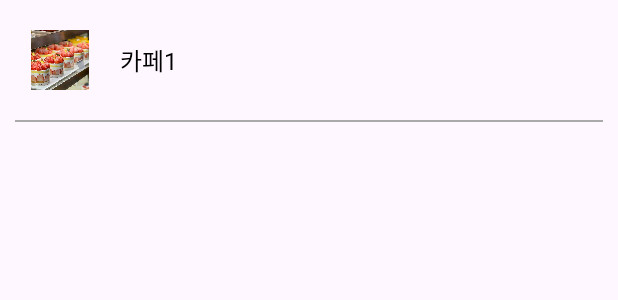
After one commit to jieon814/madcamp_w1, an Android app: the layout item_recyclerview.xml on its own in the app's theme, with its tools: preview values and no code run, on a phone screen of 412 x 824 dp. The commit adds this screen. Shown: the top 300 px of the screen. Run offline under Robolectric (Android 15) with nearby library versions, the phone set to English and light mode, and no system bars.

Commit message:
after merged

```diff
--- a/app/build.gradle.kts
+++ b/app/build.gradle.kts
@@ -46,6 +46,9 @@ dependencies {
 
     implementation("androidx.viewpager2:viewpager2:1.1.0-beta01")
     implementation("com.google.android.material:material:1.12.0")
+    // 리싸이클 뷰를 위한 dependency 추가
+    implementation("com.android.support:recyclerview-v7:28.0.0")
+    implementation("androidx.recyclerview:recyclerview:1.3.2")
     implementation(libs.androidx.core.ktx)
     implementation(libs.androidx.appcompat)
     implementation(libs.material)
@@ -54,4 +57,5 @@ dependencies {
     testImplementation(libs.junit)
     androidTestImplementation(libs.androidx.junit)
     androidTestImplementation(libs.androidx.espresso.core)
+
 }
--- a/app/src/main/res/layout/activity_main.xml
+++ b/app/src/main/res/layout/activity_main.xml
@@ -21,7 +21,6 @@
         android:id="@+id/tabLayout"
         android:layout_width="match_parent"
         android:layout_height="wrap_content"
-        app:tabIconTint="@null"
-        />
+        app:tabIconTint="@null"/>
 
 </LinearLayout>
--- a/app/src/main/res/layout/fragment_tab1.xml
+++ b/app/src/main/res/layout/fragment_tab1.xml
@@ -7,10 +7,14 @@
     android:orientation="vertical"
     >
 
+    <androidx.recyclerview.widget.RecyclerView
+        android:layout_width="match_parent"
+        android:layout_height="match_parent"/>
+
     <TextView
         android:id = "@+id/textView1"
         android:layout_width="wrap_content"
         android:layout_height="wrap_content"
-        android:text = "Tab1"
+        android:text = "@string/tab1"
         android:textSize = "18sp"/>
 </LinearLayout>
--- /dev/null
+++ b/app/src/main/res/layout/item_recyclerview.xml
@@ -0,0 +1,39 @@
+<?xml version="1.0" encoding="utf-8"?>
+<LinearLayout
+    xmlns:android="http://schemas.android.com/apk/res/android"
+    android:layout_width="match_parent"
+    android:layout_height="wrap_content"
+    android:orientation="vertical">
+
+    <LinearLayout
+        android:layout_width="match_parent"
+        android:layout_height="wrap_content"
+        android:gravity="center_vertical"
+        android:padding="20dp">
+
+        <!--프로필-->
+        <ImageView
+            android:id="@+id/profile"
+            android:layout_width="40dp"
+            android:layout_height="40dp"
+            android:src="@drawable/cafe1"/>
+
+        <!--카페이름-->
+        <TextView
+            android:id="@+id/cafe_name"
+            android:layout_width="wrap_content"
+            android:layout_height="wrap_content"
+            android:layout_marginStart="20dp"
+            android:text="@string/카페1"
+            android:textSize="16sp"
+            android:textColor="#000"/>
+
+    </LinearLayout>
+
+    <!--구분선-->
+    <View
+        android:layout_width="match_parent"
+        android:layout_height="1dp"
+        android:layout_marginHorizontal="10dp"
+        android:background="#aaa"/>
+</LinearLayout>
--- a/app/src/main/res/values/strings.xml
+++ b/app/src/main/res/values/strings.xml
@@ -1,3 +1,5 @@
 <resources>
     <string name="app_name">My Application</string>
+    <string name="tab1">Tab1</string>
+    <string name="카페1">카페1</string>
 </resources>
--- a/gradle.properties
+++ b/gradle.properties
@@ -21,3 +21,5 @@ kotlin.code.style=official
 # resources declared in the library itself and none from the library's dependencies,
 # thereby reducing the size of the R class for that library
 android.nonTransitiveRClass=true
+
+android.enableJetifier=true
--- a/gradle/libs.versions.toml
+++ b/gradle/libs.versions.toml
@@ -1,5 +1,5 @@
 [versions]
-agp = "8.6.0"
+agp = "8.7.3"
 kotlin = "1.9.0"
 coreKtx = "1.15.0"
 junit = "4.13.2"
@@ -9,6 +9,7 @@ appcompat = "1.7.0"
 material = "1.12.0"
 activity = "1.9.3"
 constraintlayout = "2.2.0"
+recyclerviewV7 = "28.0.0"
 
 [libraries]
 androidx-core-ktx = { group = "androidx.core", name = "core-ktx", version.ref = "coreKtx" }
@@ -19,6 +20,7 @@ androidx-appcompat = { group = "androidx.appcompat", name = "appcompat", version
 material = { group = "com.google.android.material", name = "material", version.ref = "material" }
 androidx-activity = { group = "androidx.activity", name = "activity", version.ref = "activity" }
 androidx-constraintlayout = { group = "androidx.constraintlayout", name = "constraintlayout", version.ref = "constraintlayout" }
+recyclerview-v7 = { group = "com.android.support", name = "recyclerview-v7", version.ref = "recyclerviewV7" }
 
 [plugins]
 android-application = { id = "com.android.application", version.ref = "agp" }
```
Also changed, not shown: app/src/main/AndroidManifest.xml (+5 -3 lines), app/src/main/res/drawable/cafe1.webp (added), gradle/wrapper/gradle-wrapper.properties.
